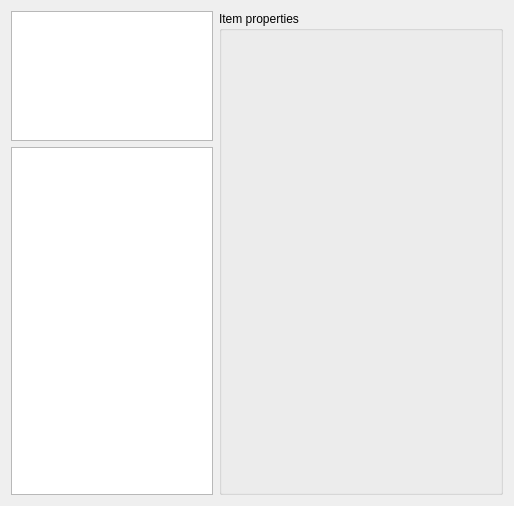
Old version of the form src/GUI/ricfile.ui in the repository spillerrec/RICcreator.
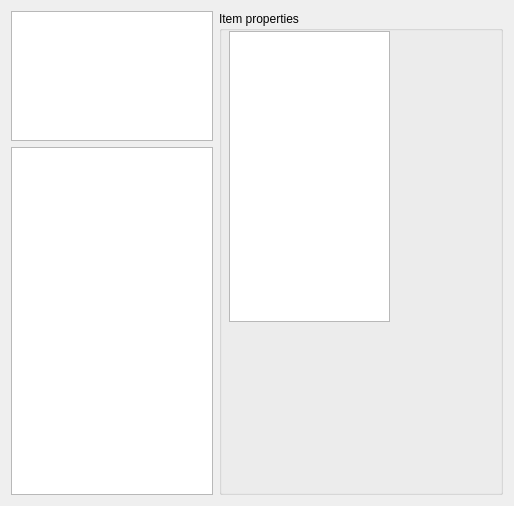
New version of the form.

Commit message: Added parameter editing to the GUI. Fixed up the implementation of parameters in riclib. Improved handling of parameters in ricObjectModel.

Diff of the .ui file:
```diff
--- a/src/GUI/ricfile.ui
+++ b/src/GUI/ricfile.ui
@@ -86,6 +86,37 @@
        <property name="title">
         <string>Item properties</string>
        </property>
+       <widget class="QTableView" name="parameter_view">
+        <property name="geometry">
+         <rect>
+          <x>10</x>
+          <y>20</y>
+          <width>161</width>
+          <height>291</height>
+         </rect>
+        </property>
+        <property name="editTriggers">
+         <set>QAbstractItemView::AnyKeyPressed|QAbstractItemView::DoubleClicked|QAbstractItemView::EditKeyPressed|QAbstractItemView::SelectedClicked</set>
+        </property>
+        <property name="selectionMode">
+         <enum>QAbstractItemView::SingleSelection</enum>
+        </property>
+        <property name="selectionBehavior">
+         <enum>QAbstractItemView::SelectRows</enum>
+        </property>
+        <property name="wordWrap">
+         <bool>false</bool>
+        </property>
+        <property name="cornerButtonEnabled">
+         <bool>false</bool>
+        </property>
+        <attribute name="verticalHeaderDefaultSectionSize">
+         <number>20</number>
+        </attribute>
+        <attribute name="verticalHeaderMinimumSectionSize">
+         <number>20</number>
+        </attribute>
+       </widget>
       </widget>
      </item>
     </layout>
```
The commit also changes 7 other files.
